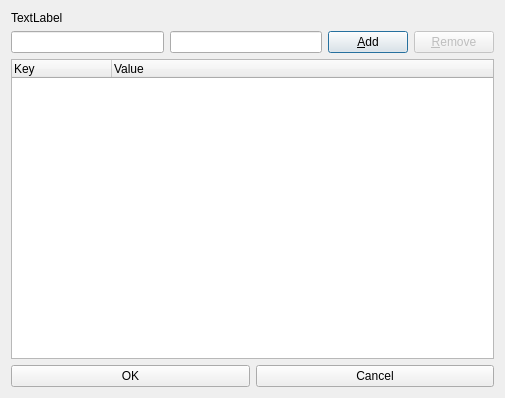
Old version of the form gui/tableform.ui in the repository Shmuma/grain-watering.
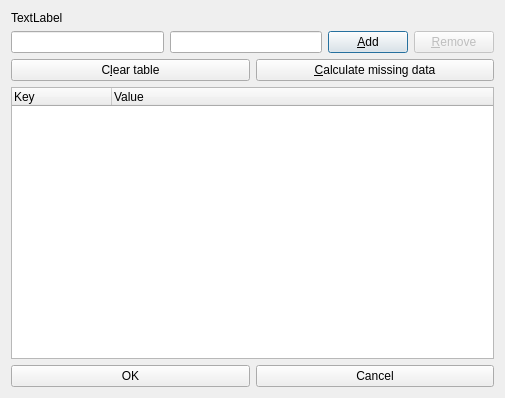
New version of the form.

Commit message: Table editor can now clear table and interpolate values using control points.

```diff
--- a/gui/tableform.ui
+++ b/gui/tableform.ui
@@ -47,6 +47,24 @@
      </item>
     </layout>
    </item>
+   <item>
+    <layout class="QHBoxLayout" >
+     <item>
+      <widget class="QPushButton" name="clearTableButton" >
+       <property name="text" >
+        <string>C&amp;lear table</string>
+       </property>
+      </widget>
+     </item>
+     <item>
+      <widget class="QPushButton" name="calculateButton" >
+       <property name="text" >
+        <string>&amp;Calculate missing data</string>
+       </property>
+      </widget>
+     </item>
+    </layout>
+   </item>
    <item>
     <widget class="QTreeWidget" name="tableWidget" >
      <property name="rootIsDecorated" >
```
The commit also changes 5 other files.
